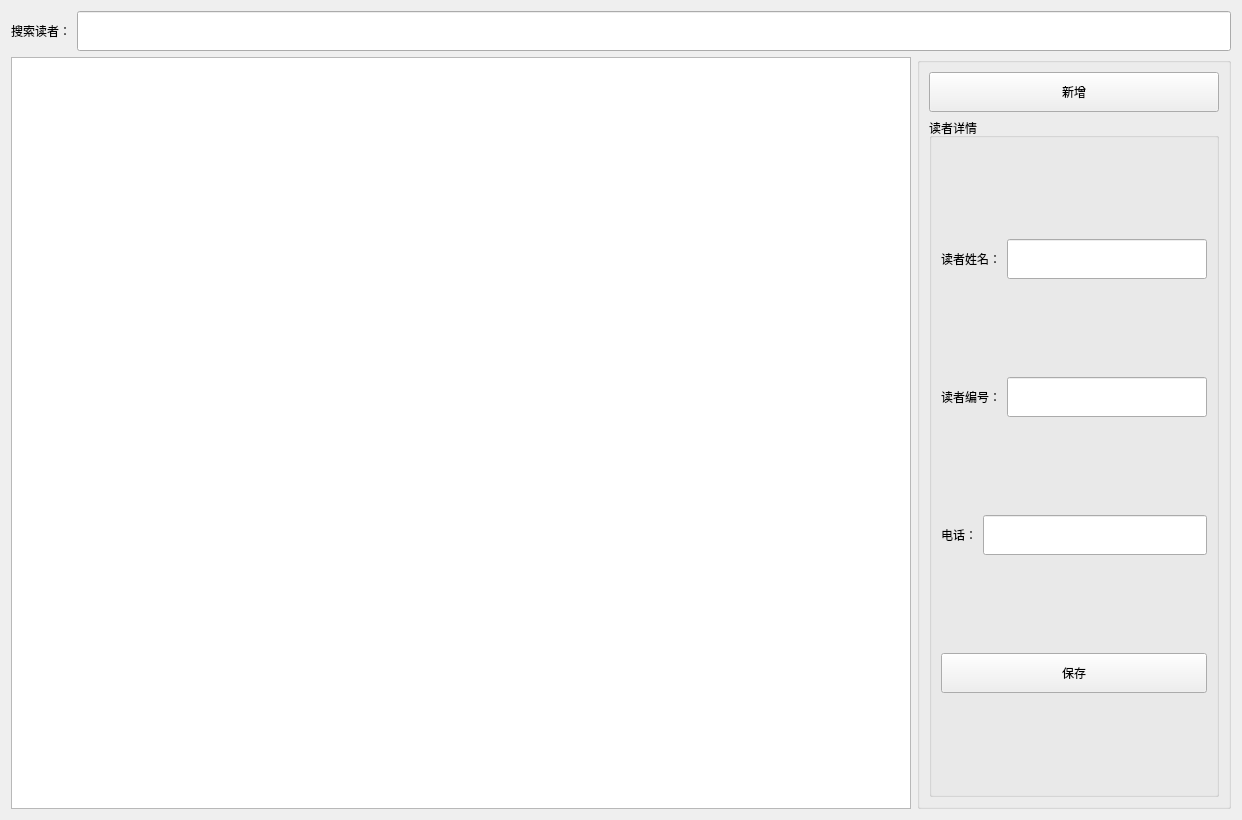
zhiweij1/LibrarySystem, file src/EditReaderForm.ui: the form before one commit.
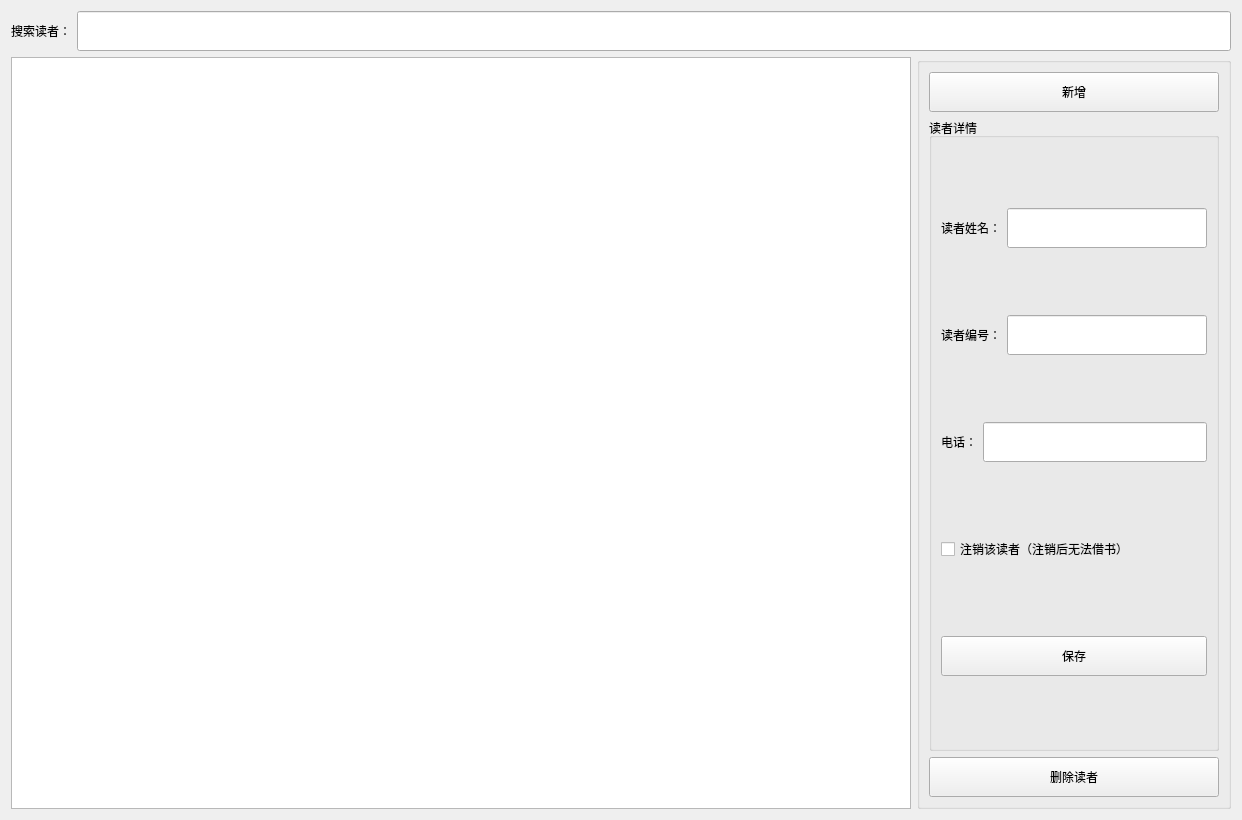
The form after the commit.

What changed in the file:
```diff
--- a/src/EditReaderForm.ui
+++ b/src/EditReaderForm.ui
@@ -162,6 +162,23 @@
              </item>
             </layout>
            </item>
+           <item>
+            <layout class="QHBoxLayout" name="horizontalLayout_3">
+             <item>
+              <widget class="QCheckBox" name="InactiveCheckBox">
+               <property name="minimumSize">
+                <size>
+                 <width>0</width>
+                 <height>40</height>
+                </size>
+               </property>
+               <property name="text">
+                <string>注销该读者（注销后无法借书）</string>
+               </property>
+              </widget>
+             </item>
+            </layout>
+           </item>
            <item>
             <layout class="QHBoxLayout" name="horizontalLayout_2">
              <item>
@@ -182,6 +199,19 @@
           </layout>
          </widget>
         </item>
+        <item>
+         <widget class="QPushButton" name="DeleteButton">
+          <property name="minimumSize">
+           <size>
+            <width>0</width>
+            <height>40</height>
+           </size>
+          </property>
+          <property name="text">
+           <string>删除读者</string>
+          </property>
+         </widget>
+        </item>
        </layout>
       </widget>
      </item>
```
